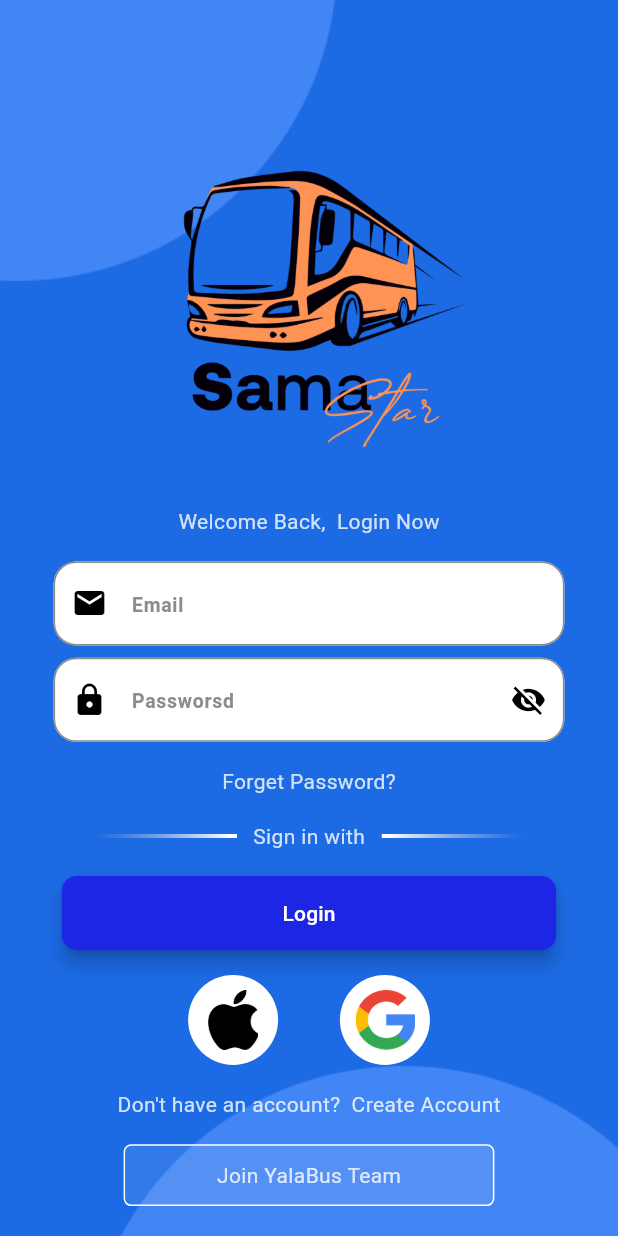
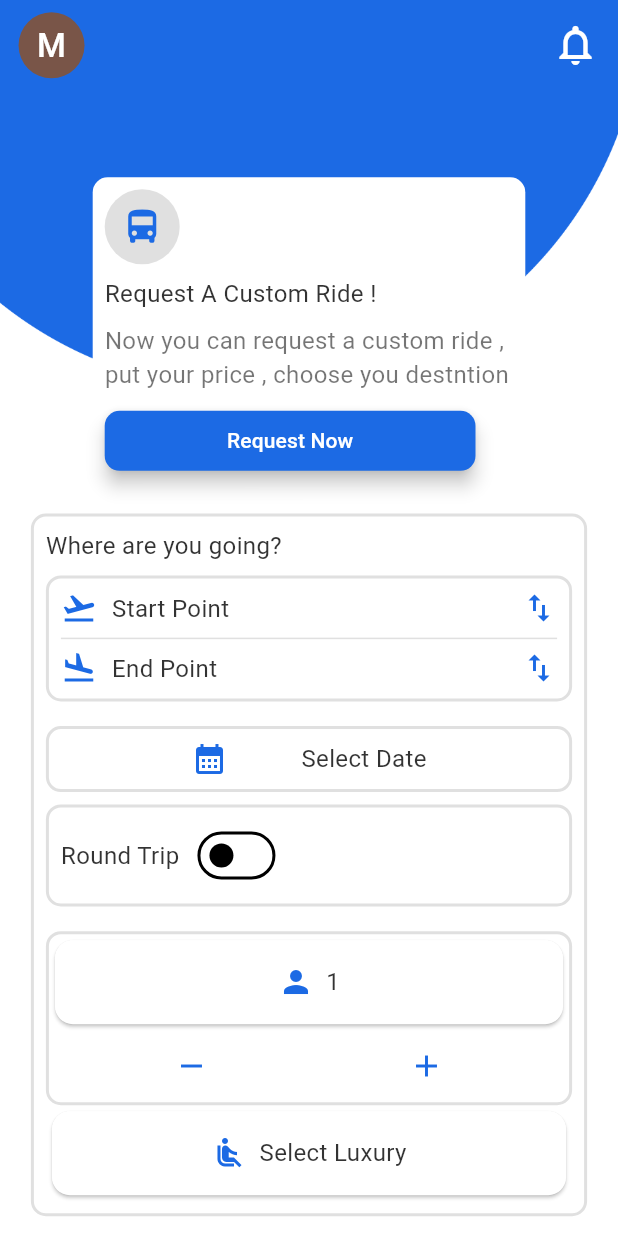
Before and after one commit to Brmja-Tech/YallaBus, a Flutter app: the screen it shows after launch, on a phone screen of 412 x 824 dp. Run offline on Flutter 3.47's test engine with Material 3 defaults, Android fonts, the light colour scheme and no system bars; our stand-ins replace easy_localization, flutter_screenutil, gap; Roboto replaces fonts that are missing (Poppins).

Commit message:
homeScreen Completed

```diff
--- a/lib/core/styles/app_colors.dart
+++ b/lib/core/styles/app_colors.dart
@@ -1,10 +1,10 @@
-
 import 'package:flutter/material.dart';
 import 'package:sama_bus/core/extentions/color_extension.dart';
 
 abstract final class AppColors {
   static final Color primaryColor = HexColor.fromHex('#1C6AE4');
   static const Color secondaryColor = Colors.white;
+  static const Color textColor = Colors.black;
   static final Color gestureColor = HexColor.fromHex('#0061FF');
   static final Color borderColor = HexColor.fromHex('#8C8D89');
 }
--- a/lib/core/styles/light_theme.dart
+++ b/lib/core/styles/light_theme.dart
@@ -24,20 +24,29 @@
         bodyLarge: const TextStyle(
             color: Colors.black, fontSize: 16, fontFamily: 'Poppins'),
         bodyMedium: TextStyle(
-          color: AppColors.secondaryColor.withOpacity(0.8),
+          color: AppColors.textColor.withOpacity(0.8),
+          fontFamily: 'Poppins',
+          fontSize: 16,
+        ),
+        headlineSmall: const TextStyle(
+          color: AppColors.textColor,
+          fontWeight: FontWeight.bold,
           fontFamily: 'Poppins',
           fontSize: 14,
-        ),
-        headlineSmall: const TextStyle(
-          color: AppColors.secondaryColor,
-          fontWeight: FontWeight.bold,
-          fontFamily: 'Poppins',
-          fontSize: 12,
         ),
       ),
       floatingActionButtonTheme: FloatingActionButtonThemeData(
         backgroundColor: AppColors.gestureColor,
         foregroundColor: Colors.white,
+      ),
+      filledButtonTheme: FilledButtonThemeData(
+        style: ButtonStyle(
+          shape: WidgetStateProperty.all(
+              RoundedRectangleBorder(borderRadius: BorderRadius.circular(10))),
+          elevation: WidgetStateProperty.all(5),
+          // fixedSize: WidgetStateProperty.all(Size(w * 0.8, h * 0.06)),
+          backgroundColor: WidgetStateProperty.all(AppColors.primaryColor),
+        ),
       ),
       buttonTheme: ButtonThemeData(
         buttonColor: AppColors.primaryColor,
--- a/lib/features/Auth/view/login_screen.dart
+++ b/lib/features/Auth/view/login_screen.dart
@@ -20,14 +20,17 @@
           onTap: () {
             FocusScope.of(context).unfocus();
           },
-          child: Stack(
-            fit: StackFit.expand,
-            children: [
-              Image.asset(
-                'assets/images/background.png',
-                fit: BoxFit.cover,
+          child: SingleChildScrollView(
+            child: Container(
+              height: h,
+              width: w,
+              decoration: const BoxDecoration(
+                image: DecorationImage(
+                  image: AssetImage('assets/images/background.png'),
+                  fit: BoxFit.cover,
+                ),
               ),
-              Padding(
+              child: Padding(
                 padding: EdgeInsets.symmetric(horizontal: w * 0.07),
                 child: Column(
                   mainAxisSize: MainAxisSize.min,
@@ -81,9 +84,6 @@
                     FilledButton(
                       onPressed: () {},
                       style: ButtonStyle(
-                        shape: WidgetStateProperty.all(RoundedRectangleBorder(
-                            borderRadius: BorderRadius.circular(10))),
-                        elevation: WidgetStateProperty.all(5),
                         fixedSize:
                             WidgetStateProperty.all(Size(w * 0.8, h * 0.06)),
                         backgroundColor:
@@ -114,7 +114,7 @@
                   ],
                 ),
               ),
-            ],
+            ),
           ),
         ),
       ),
--- /dev/null
+++ b/lib/features/home/view/home_screen.dart
@@ -0,0 +1,434 @@
+import 'package:easy_localization/easy_localization.dart';
+import 'package:flutter/material.dart';
+import 'package:gap/gap.dart';
+import 'package:sama_bus/core/styles/app_colors.dart';
+
+class Homescreen extends StatefulWidget {
+  const Homescreen({super.key});
+
+  @override
+  State<Homescreen> createState() => _HomescreenState();
+}
+
+class _HomescreenState extends State<Homescreen> {
+  List citys = [
+    'cairo',
+    'alex',
+    'mansoura',
+    'tanta',
+  ];
+  List luxury = [
+    'economical',
+    'Vip',
+    'business',
+  ];
+  String? city1;
+  String? city2;
+  String? selectedDate;
+  bool isRoundTrip = false;
+  int passengers = 1;
+  String? selectLuxury;
+
+  @override
+  Widget build(BuildContext context) {
+    final h = MediaQuery.of(context).size.height;
+    final w = MediaQuery.of(context).size.width;
+    return Scaffold(
+      body: Container(
+        width: w,
+        decoration: const BoxDecoration(
+          image: DecorationImage(
+            alignment: Alignment.topCenter,
+            image: AssetImage('assets/images/seconedBackground.png'),
+            fit: BoxFit.contain,
+          ),
+        ),
+        child: SafeArea(
+          child: SingleChildScrollView(
+            child: Column(
+              children: [
+                Gap(h * 0.01),
+                Padding(
+                  padding: EdgeInsets.symmetric(horizontal: w * 0.03),
+                  child: const Row(
+                    mainAxisAlignment: MainAxisAlignment.spaceBetween,
+                    children: [
+                      CircleAvatar(
+                        backgroundColor: Colors.brown,
+                        radius: 22,
+                        child: Text(
+                          'M',
+                          style: TextStyle(fontSize: 22),
+                        ),
+                      ),
+                      Icon(
+                        Icons.notifications_none,
+                        size: 32,
+                        color: Colors.white,
+                      ),
+                    ],
+                  ),
+                ),
+                Gap(h * 0.08),
+                Container(
+                  width: w * 0.7,
+                  decoration: BoxDecoration(
+                    borderRadius: BorderRadius.circular(10),
+                    color: Colors.white,
+                  ),
+                  child: Padding(
+                    padding: const EdgeInsets.all(8.0),
+                    child: Column(
+                      crossAxisAlignment: CrossAxisAlignment.start,
+                      children: [
+                        CircleAvatar(
+                          radius: 25,
+                          backgroundColor: Colors.black12,
+                          child: Icon(
+                            size: 28,
+                            Icons.directions_bus,
+                            color: AppColors.primaryColor,
+                          ),
+                        ),
+                        Gap(h * 0.01),
+                        Text('${'request_custom_ride'.tr()} !'),
+                        Gap(h * 0.01),
+                        Text(
+                          'request_custom_ride_description'.tr(),
+                          style: const TextStyle(color: Colors.black54),
+                        ),
+                        Gap(h * 0.01),
+                        FilledButton(
+                          onPressed: () {},
+                          style: ButtonStyle(
+                            fixedSize: WidgetStateProperty.all(
+                              Size(w * 0.6, h * 0.04),
+                            ),
+                          ),
+                          child: Text('request_now'.tr()),
+                        ),
+                      ],
+                    ),
+                  ),
+                ),
+                Gap(h * 0.02),
+                Container(
+                  width: w * 0.9,
+                  decoration: BoxDecoration(
+                    border: Border.all(color: Colors.black12, width: 2),
+                    borderRadius: BorderRadius.circular(10),
+                    color: Colors.white,
+                  ),
+                  child: Padding(
+                    padding: const EdgeInsets.all(8.0),
+                    child: Column(
+                      crossAxisAlignment: CrossAxisAlignment.start,
+                      children: [
+                        Text('where_are_you_going'.tr()),
+                        Gap(h * 0.01),
+                        Column(
+                          crossAxisAlignment: CrossAxisAlignment.center,
+                          children: [
+                            Container(
+                              decoration: BoxDecoration(
+                                border:
+                                    Border.all(color: Colors.black12, width: 2),
+                                borderRadius: BorderRadius.circular(10),
+                              ),
+                              child: Padding(
+                                padding: const EdgeInsets.all(8.0),
+                                child: Column(
+                                  children: [
+                                    InkWell(
+                                      onTap: () {
+                                        showModalBottomSheet(
+                                          elevation: 2,
+                                          context: context,
+                                          builder: (context) {
+                                            return ListView.builder(
+                                              shrinkWrap: true,
+                                              itemCount: citys.length,
+                                              itemBuilder: (context, index) {
+                                                return ListTile(
+                                                  onTap: () {
+                                                    setState(() {
+                                                      city1 = citys[index];
+                                                    });
+                                                    Navigator.pop(context);
+                                                  },
+                                                  title: Text(citys[index]),
+                                                );
+                                              },
+                                            );
+                                          },
+                                        );
+                                      },
+                                      child: _buildLocationRow(
+                                        icon: Icons.flight_takeoff,
+                                        text: city1 ?? 'start_point'.tr(),
+                                        w: w,
+                                      ),
+                                    ),
+                                    const Divider(
+                                      color: Colors.black12,
+                                    ),
+                                    InkWell(
+                                      onTap: () {
+                                        showModalBottomSheet(
+                                          elevation: 2,
+                                          context: context,
+                                          builder: (context) {
+                                            return ListView.builder(
+                                              shrinkWrap: true,
+                                              itemCount: citys.length,
+                                              itemBuilder: (context, index) {
+                                                return ListTile(
+                                                  onTap: () {
+                                                    setState(() {
+                                                      city2 = citys[index];
+                                                    });
+                                                    Navigator.pop(context);
+                                                  },
+                                                  title: Text(citys[index]),
+                                                );
+                                              },
+                                            );
+                                          },
+                                        );
+                                      },
+                                      child: _buildLocationRow(
+                                        icon: Icons.flight_land,
+                                        text: city2 ?? 'end_point'.tr(),
+                                        w: w,
+                                      ),
+                                    ),
+                                  ],
+                                ),
+                              ),
+                            ),
+                            Gap(h * 0.02),
+                            InkWell(
+                              onTap: () {
+                                showDatePicker(
+                                  context: context,
+                                  initialDate: DateTime.now(),
+                                  firstDate: DateTime.now(),
+                                  lastDate: DateTime.now()
+                                      .add(const Duration(days: 30)),
+                                ).then((value) {
+                                  if (value != null) {
+                                    setState(() {
+                                      selectedDate =
+                                          '${value.year}-${value.month}-${value.day}';
+                                    });
+                                  }
+                                });
+                              },
+                              child: Container(
+                                decoration: BoxDecoration(
+                                    border: Border.all(
+                                        color: Colors.black12, width: 2),
+                                    borderRadius: BorderRadius.circular(10)),
+                                child: Padding(
+                                  padding: const EdgeInsets.all(8.0),
+                                  child: Row(
+                                    mainAxisAlignment: MainAxisAlignment.center,
+                                    children: [
+                                      Icon(Icons.calendar_month,
+                                          color: AppColors.primaryColor),
+                                      Gap(w * 0.1),
+                                      const SizedBox(width: 8),
+                                      Text(
+                                        selectedDate ?? 'select_date'.tr(),
+                                      ),
+                                    ],
+                                  ),
+                                ),
+                              ),
+                            ),
+                            Gap(h * 0.01),
+                            Container(
+                              decoration: BoxDecoration(
+                                border:
+                                    Border.all(color: Colors.black12, width: 2),
+                                borderRadius: BorderRadius.circular(10),
+                              ),
+                              child: Padding(
+                                padding: const EdgeInsets.all(8.0),
+                                child: Row(
+                                  children: [
+                                    Text('round_trip'.tr()),
+                                    const SizedBox(width: 8),
+                                    Switch(
+                                      value: isRoundTrip,
+                                      onChanged: (bool value) {
+                                        setState(() {
+                                          isRoundTrip = value;
+                                        });
+                                      },
+                                      activeColor: AppColors.primaryColor,
+                                    ),
+                                  ],
+                                ),
+                              ),
+                            ),
+                          ],
+                        ),
+                        Gap(h * 0.02),
+                        Container(
+                          decoration: BoxDecoration(
+                            border: Border.all(color: Colors.black12, width: 2),
+                            borderRadius: BorderRadius.circular(10),
+                          ),
+                          child: Column(
+                            children: [
+                              _buildOptionCard(
+                                icon: Icons.person,
+                                label: passengers.toString(),
+                                w: w,
+                              ),
+                              Row(
+                                mainAxisSize: MainAxisSize.max,
+                                mainAxisAlignment:
+                                    MainAxisAlignment.spaceEvenly,
+                                children: [
+                                  IconButton(
+                                    padding: EdgeInsets.zero,
+                                    icon: Container(
+                                        width: w * 0.3,
+                                        decoration: BoxDecoration(
+                                          // border: Border.all(
+                                          //     color: AppColors.primaryColor),
+                                          borderRadius:
+                                              BorderRadius.circular(8),
+                                        ),
+                                        child: Icon(
+                                          Icons.remove,
+                                          color: AppColors.primaryColor,
+                                        )),
+                                    onPressed: () {
+                                      setState(() {
+                                        if (passengers > 1) {
+                                          passengers--;
+                                        }
+                                      });
+                                    },
+                                  ),
+                                  IconButton(
+                                    padding: EdgeInsets.zero,
+                                    icon: Container(
+                                        width: w * 0.3,
+                                        decoration: BoxDecoration(
+                                          borderRadius:
+                                              BorderRadius.circular(8),
+                                        ),
+                                        child: Icon(Icons.add,
+                                            color: AppColors.primaryColor)),
+                                    onPressed: () {
+                                      setState(() {
+                                        passengers++;
+                                      });
+                                    },
+                                  ),
+                                ],
+                              ),
+                            ],
+                          ),
+                        ),
+                        InkWell(
+                          onTap: () {
+                            showModalBottomSheet(
+                              context: context,
+                              builder: (context) {
+                                return ListView.builder(
+                                    shrinkWrap: true,
+                                    itemCount: luxury.length,
+                                    itemBuilder: (context, index) {
+                                      return ListTile(
+                                        onTap: () {
+                                          setState(() {
+                                            selectLuxury = luxury[index];
+                                          });
+                                          Navigator.pop(context);
+                                        },
+                                        title: Text(luxury[index]),
+                                      );
+                                    });
+                              },
+                            ).then((_) {
+                              setState(() {});
+                            });
+                          },
+                          child: _buildOptionCard(
+                            icon: Icons.airline_seat_recline_normal,
+                            label: selectLuxury ?? 'select_luxury'.tr(),
+                            w: w,
+                          ),
+                        ),
+                      ],
+                    ),
+                  ),
+                ),
+                Gap(h * 0.02),
+                FilledButton(
+                    onPressed: () {},
+                    style: ButtonStyle(
+                      fixedSize: WidgetStateProperty.all(
+                        Size(w * 0.8, h * 0.04),
+                      ),
+                    ),
+                    child: Text(
+                      'see_available'.tr(),
+                    )),
+                Gap(h * 0.02)
+              ],
+            ),
+          ),
+        ),
+      ),
+    );
+  }
+
+  Widget _buildLocationRow({
+    required IconData icon,
+    required String text,
+    required double w,
+  }) {
+    return Row(
+      children: [
+        Icon(icon, color: AppColors.primaryColor),
+        const SizedBox(width: 10),
+        Text(
+          text,
+          style: const TextStyle(fontSize: 16),
+        ),
+        Spacer(),
+        Icon(Icons.swap_vert, color: AppColors.primaryColor),
+      ],
+    );
+  }
+
+  Widget _buildOptionCard({
+    required IconData icon,
+    required String label,
+    required double w,
+  }) {
+    return Card(
+      elevation: 1,
+      // shape: RoundedRectangleBorder(
+      //   borderRadius: BorderRadius.circular(10),
+      // ),
+      child: Padding(
+        padding: const EdgeInsets.all(16.0),
+        child: Row(
+          mainAxisAlignment: MainAxisAlignment.center,
+          children: [
+            Icon(icon, color: AppColors.primaryColor),
+            const SizedBox(width: 8),
+            Text(label),
+          ],
+        ),
+      ),
+    );
+  }
+}
--- a/lib/main.dart
+++ b/lib/main.dart
@@ -3,6 +3,7 @@
 import 'package:flutter_screenutil/flutter_screenutil.dart';
 import 'package:sama_bus/core/styles/light_theme.dart';
 import 'package:sama_bus/features/Auth/view/login_screen.dart';
+import 'package:sama_bus/features/home/view/home_screen.dart';
 
 Future<void> main() async {
   WidgetsFlutterBinding.ensureInitialized();
@@ -41,7 +42,7 @@
             supportedLocales: context.supportedLocales,
             locale: context.locale,
             theme: LightTheme.theme,
-            home:  LoginScreen(),
+            home: const Homescreen(),
           );
         });
   }
--- a/pubspec.yaml
+++ b/pubspec.yaml
@@ -9,6 +9,7 @@
   sdk: ^3.5.4
 
 dependencies:
+  cached_network_image: ^3.4.1
   cupertino_icons: ^1.0.8
   dio: ^5.7.0
   easy_localization: ^3.0.7
@@ -17,8 +18,8 @@
     sdk: flutter
   flutter_bloc: ^8.1.6
   flutter_screenutil: ^5.9.3
+  flutter_svg: ^2.0.15
   gap: ^3.0.1
-  flutter_svg: ^2.0.15
   pretty_dio_logger: ^1.4.0
 
 dev_dependencies:
```
Also changed, not shown: assets/lang/en.json (+13 -1 lines), assets/images/seconedBackground.png (added), pubspec.lock, 1 other file.
